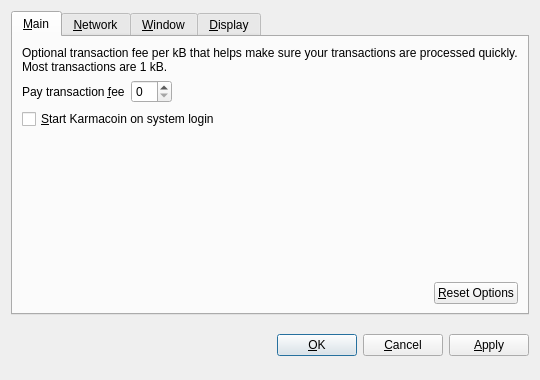
Qt form src/qt/forms/optionsdialog.ui (karmateam/karma) before a commit.
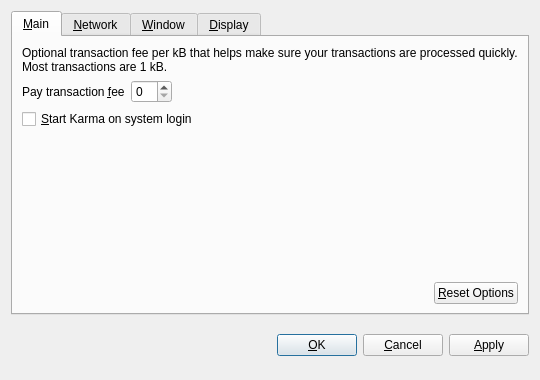
The same form after that commit. Custom widgets are drawn as their Qt base class.

Commit message: add new logo, rename karmacoin to karma

Diff of the .ui file:
```diff
--- a/src/qt/forms/optionsdialog.ui
+++ b/src/qt/forms/optionsdialog.ui
@@ -82,7 +82,7 @@
           <string>Automatically start Karmacoin after logging in to the system.</string>
          </property>
          <property name="text">
-          <string>&amp;Start Karmacoin on system login</string>
+          <string>&amp;Start Karma on system login</string>
          </property>
         </widget>
        </item>
```
Left out of the diff: 10 changed lines with no effect on the pictures. The commit also changes 110 other files.
